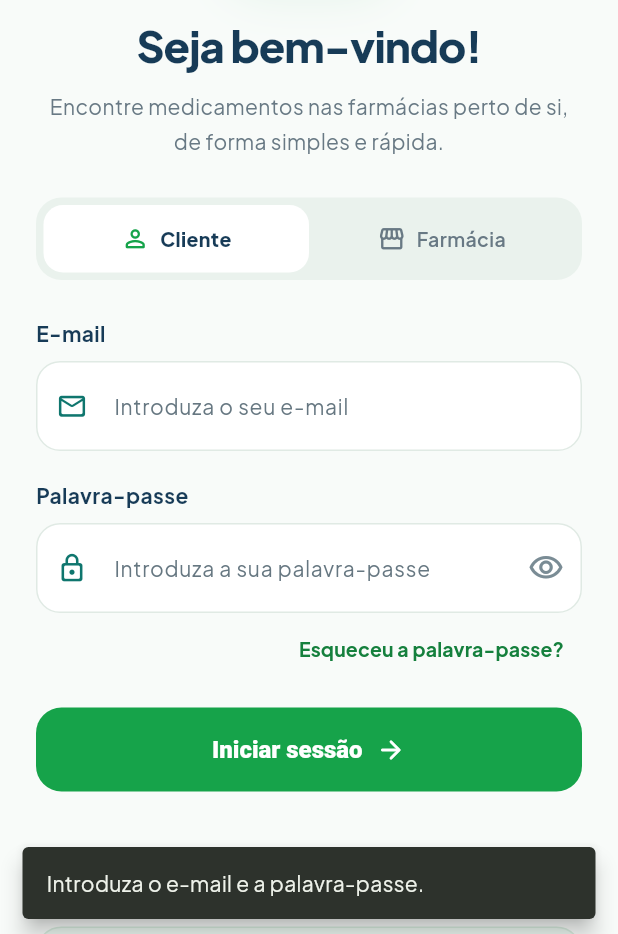
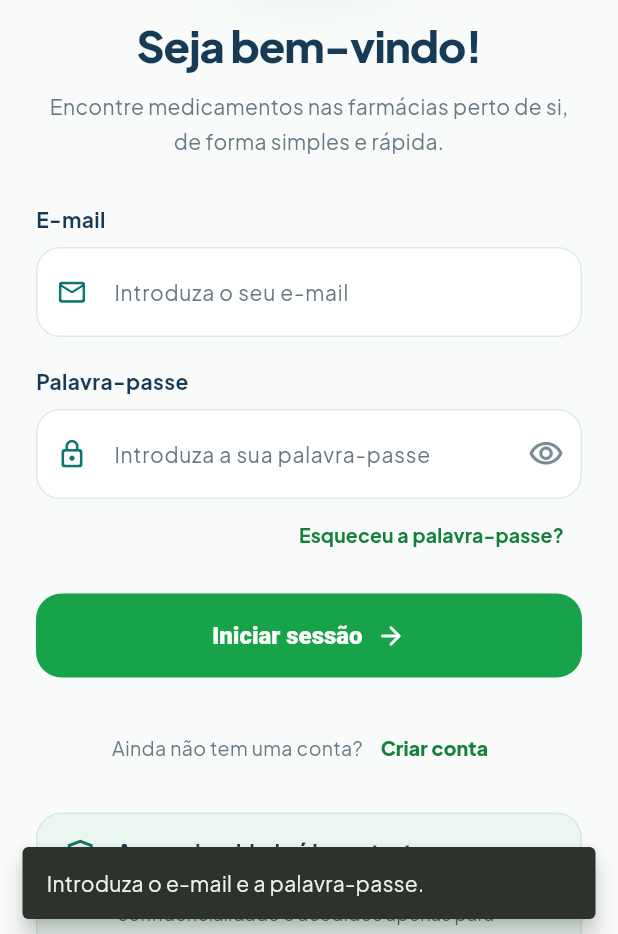
Before and after one commit to leandrofarmaja/farmaja_flutter_project, a Flutter app: the screen it shows after launch, after a tap on "Iniciar sessão", on a phone screen of 412 x 824 dp, the part 302-1236 px from its top. Run offline on Flutter 3.47's test engine with Material 3 defaults, Android fonts, the phone set to English and light mode, and no system bars; our stand-ins replace flutter_riverpod, go_router, google_fonts, image_picker, supabase_flutter; accounts and stored records are empty.

Commit message:
Update login_screen.dart

```diff
--- a/lib/features/auth/presentation/screens/login_screen.dart
+++ b/lib/features/auth/presentation/screens/login_screen.dart
@@ -1,8 +1,8 @@
+
 import 'package:flutter/material.dart';
 import 'package:flutter_riverpod/flutter_riverpod.dart';
 import 'package:go_router/go_router.dart';
 
-import '../../../../core/constants/app_colors.dart';
 import '../providers/auth_provider.dart';
 
 class LoginScreen extends ConsumerStatefulWidget {
@@ -16,7 +16,6 @@
   final _emailController = TextEditingController();
   final _passwordController = TextEditingController();
 
-  bool _isPharmacyAccount = false;
   bool _obscurePassword = true;
 
   static const Color _green = Color(0xFF16A34A);
@@ -56,6 +55,14 @@
       return 'Confirme o seu e-mail antes de iniciar sessão.';
     }
 
+    if (message.contains('perfil') ||
+        message.contains('role') ||
+        message.contains('função') ||
+        message.contains('funcao')) {
+      return 'Não foi possível validar o perfil desta conta. '
+          'Contacte o suporte FARCLIK.';
+    }
+
     return 'Não foi possível iniciar sessão. '
         'Verifique os seus dados e tente novamente.';
   }
@@ -76,19 +83,56 @@
       return;
     }
 
-    final success =
-        await ref.read(authProvider.notifier).login(email, password);
+    final success = await ref
+        .read(authProvider.notifier)
+        .login(email, password);
 
     if (!mounted) return;
 
-    if (success) {
-      final user = ref.read(authProvider).user;
+    if (!success) {
+      return;
+    }
 
-      if (user?.role == 'pharmacy') {
+    final authState = ref.read(authProvider);
+    final user = authState.user;
+
+    if (user == null) {
+      ScaffoldMessenger.of(context).showSnackBar(
+        const SnackBar(
+          content: Text(
+            'A conta foi autenticada, mas o perfil não foi validado. '
+            'Contacte o suporte FARCLIK.',
+          ),
+          behavior: SnackBarBehavior.floating,
+        ),
+      );
+      return;
+    }
+
+    switch (user.role.trim().toLowerCase()) {
+      case 'customer':
+        context.go('/home');
+        break;
+
+      case 'pharmacy':
         context.go('/pharmacy-dashboard');
-      } else {
-        context.go('/home');
-      }
+        break;
+
+      case 'admin':
+        context.go('/admin/subscriptions');
+        break;
+
+      default:
+        ScaffoldMessenger.of(context).showSnackBar(
+          const SnackBar(
+            content: Text(
+              'Esta conta não tem uma função válida. '
+              'Contacte o suporte FARCLIK.',
+            ),
+            behavior: SnackBarBehavior.floating,
+          ),
+        );
+        break;
     }
   }
 
@@ -113,15 +157,22 @@
       ),
       border: OutlineInputBorder(
         borderRadius: BorderRadius.circular(16),
-        borderSide: const BorderSide(color: Color(0xFFE0EAE4)),
+        borderSide: const BorderSide(
+          color: Color(0xFFE0EAE4),
+        ),
       ),
       enabledBorder: OutlineInputBorder(
         borderRadius: BorderRadius.circular(16),
-        borderSide: const BorderSide(color: Color(0xFFE0EAE4)),
+        borderSide: const BorderSide(
+          color: Color(0xFFE0EAE4),
+        ),
       ),
       focusedBorder: OutlineInputBorder(
         borderRadius: BorderRadius.circular(16),
-        borderSide: const BorderSide(color: _green, width: 1.7),
+        borderSide: const BorderSide(
+          color: _green,
+          width: 1.7,
+        ),
       ),
     );
   }
@@ -134,12 +185,12 @@
       backgroundColor: _background,
       body: SafeArea(
         child: SingleChildScrollView(
-          keyboardDismissBehavior: ScrollViewKeyboardDismissBehavior.onDrag,
+          keyboardDismissBehavior:
+              ScrollViewKeyboardDismissBehavior.onDrag,
           padding: const EdgeInsets.fromLTRB(24, 12, 24, 28),
           child: Column(
             crossAxisAlignment: CrossAxisAlignment.stretch,
             children: [
-              // Navegação superior
               Align(
                 alignment: Alignment.centerLeft,
                 child: IconButton(
@@ -157,7 +208,7 @@
 
               const SizedBox(height: 12),
 
-              // Logótipo oficial
+              // Logótipo oficial FARCLIK.
               Center(
                 child: Container(
                   width: 116,
@@ -190,12 +241,10 @@
 
               const SizedBox(height: 22),
 
-              Text(
-                _isPharmacyAccount
-                    ? 'Bem-vindo à FARCLIK!'
-                    : 'Seja bem-vindo!',
+              const Text(
+                'Seja bem-vindo!',
                 textAlign: TextAlign.center,
-                style: const TextStyle(
+                style: TextStyle(
                   color: _navy,
                   fontSize: 29,
                   fontWeight: FontWeight.w800,
@@ -205,56 +254,18 @@
 
               const SizedBox(height: 10),
 
-              Text(
-                _isPharmacyAccount
-                    ? 'Aceda à gestão da sua farmácia, '
-                        'ao stock e às reservas.'
-                    : 'Encontre medicamentos nas farmácias '
-                        'perto de si, de forma simples e rápida.',
+              const Text(
+                'Encontre medicamentos nas farmácias '
+                'perto de si, de forma simples e rápida.',
                 textAlign: TextAlign.center,
-                style: const TextStyle(
+                style: TextStyle(
                   color: Color(0xFF687984),
                   fontSize: 14,
                   height: 1.65,
                 ),
               ),
 
-              const SizedBox(height: 26),
-
-              // Selecção do tipo de conta
-              Container(
-                padding: const EdgeInsets.all(5),
-                decoration: BoxDecoration(
-                  color: const Color(0xFFEAF2ED),
-                  borderRadius: BorderRadius.circular(17),
-                ),
-                child: Row(
-                  children: [
-                    Expanded(
-                      child: _AccountTypeButton(
-                        label: 'Cliente',
-                        icon: Icons.person_outline_rounded,
-                        selected: !_isPharmacyAccount,
-                        onTap: () {
-                          setState(() => _isPharmacyAccount = false);
-                        },
-                      ),
-                    ),
-                    Expanded(
-                      child: _AccountTypeButton(
-                        label: 'Farmácia',
-                        icon: Icons.storefront_outlined,
-                        selected: _isPharmacyAccount,
-                        onTap: () {
-                          setState(() => _isPharmacyAccount = true);
-                        },
-                      ),
-                    ),
-                  ],
-                ),
-              ),
-
-              const SizedBox(height: 25),
+              const SizedBox(height: 30),
 
               const Text(
                 'E-mail',
@@ -297,7 +308,9 @@
                 obscureText: _obscurePassword,
                 textInputAction: TextInputAction.done,
                 onSubmitted: (_) {
-                  if (!authState.isLoading) _handleLogin();
+                  if (!authState.isLoading) {
+                    _handleLogin();
+                  }
                 },
                 decoration: _inputDecoration(
                   label: 'Introduza a sua palavra-passe',
@@ -336,7 +349,6 @@
                 ),
               ),
 
-              // Erros apresentados sem expor detalhes técnicos internos
               if (authState.error != null) ...[
                 const SizedBox(height: 5),
                 Container(
@@ -381,7 +393,8 @@
                       authState.isLoading ? null : _handleLogin,
                   style: FilledButton.styleFrom(
                     backgroundColor: _green,
-                    disabledBackgroundColor: const Color(0xFF9BCBA9),
+                    disabledBackgroundColor:
+                        const Color(0xFF9BCBA9),
                     foregroundColor: Colors.white,
                     elevation: 0,
                     shape: RoundedRectangleBorder(
@@ -408,7 +421,10 @@
                               ),
                             ),
                             SizedBox(width: 9),
-                            Icon(Icons.arrow_forward_rounded, size: 20),
+                            Icon(
+                              Icons.arrow_forward_rounded,
+                              size: 20,
+                            ),
                           ],
                         ),
                 ),
@@ -444,7 +460,6 @@
 
               const SizedBox(height: 19),
 
-              // Informação de privacidade
               Container(
                 padding: const EdgeInsets.symmetric(
                   horizontal: 16,
@@ -527,58 +542,3 @@
     );
   }
 }
-
-class _AccountTypeButton extends StatelessWidget {
-  const _AccountTypeButton({
-    required this.label,
-    required this.icon,
-    required this.selected,
-    required this.onTap,
-  });
-
-  final String label;
-  final IconData icon;
-  final bool selected;
-  final VoidCallback onTap;
-
-  @override
-  Widget build(BuildContext context) {
-    const green = Color(0xFF16A34A);
-    const navy = Color(0xFF173B57);
-
-    return Material(
-      color: selected ? Colors.white : Colors.transparent,
-      borderRadius: BorderRadius.circular(13),
-      child: InkWell(
-        onTap: onTap,
-        borderRadius: BorderRadius.circular(13),
-        child: Padding(
-          padding: const EdgeInsets.symmetric(vertical: 13, horizontal: 5),
-          child: Row(
-            mainAxisAlignment: MainAxisAlignment.center,
-            children: [
-              Icon(
-                icon,
-                size: 19,
-                color: selected ? green : const Color(0xFF687984),
-              ),
-              const SizedBox(width: 7),
-              Flexible(
-                child: Text(
-                  label,
-                  overflow: TextOverflow.ellipsis,
-                  style: TextStyle(
-                    color: selected ? navy : const Color(0xFF687984),
-                    fontSize: 13,
-                    fontWeight:
-                        selected ? FontWeight.w800 : FontWeight.w600,
-                  ),
-                ),
-              ),
-            ],
-          ),
-        ),
-      ),
-    );
-  }
-}
```
